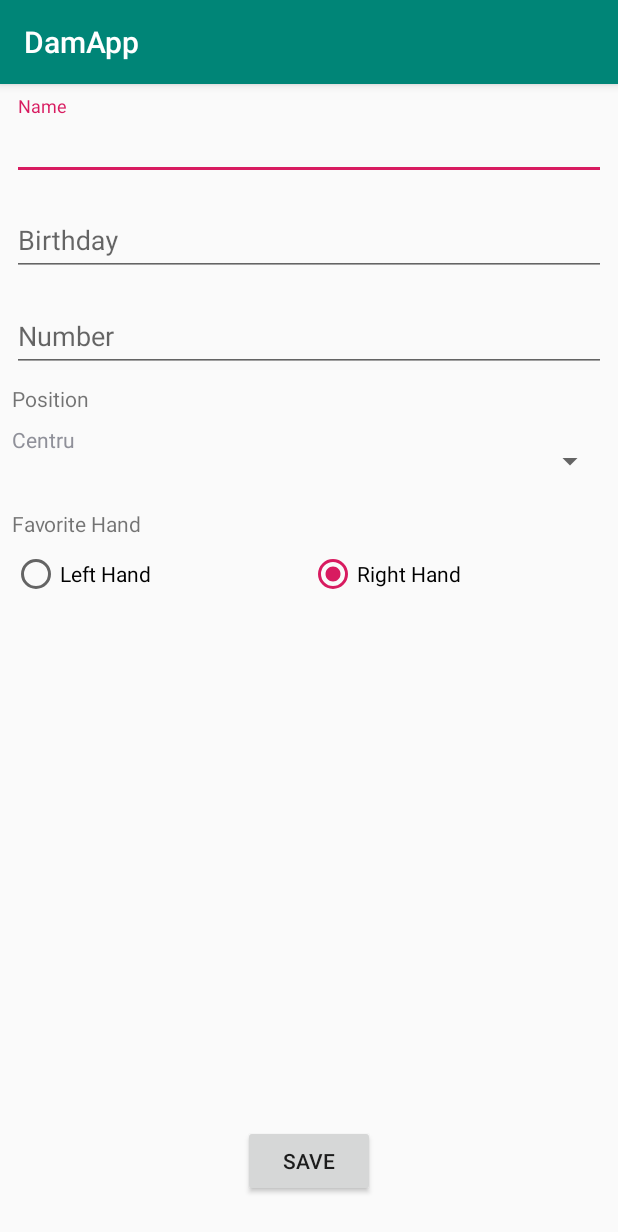
After one commit to vladpuscaru/dam-lab-project, an Android app: the AddPlayerActivity screen opened directly, with no data from a screen before it, on a phone screen of 412 x 824 dp. The commit adds this screen. Shown: the top 1232 px of the screen. Run offline under Robolectric (Android 15) with nearby library versions, the phone set to English and light mode, and no system bars.

Commit message:
Seminar 3

```diff
--- a/DamApp/app/src/main/AndroidManifest.xml
+++ b/DamApp/app/src/main/AndroidManifest.xml
@@ -9,6 +9,7 @@
         android:roundIcon="@mipmap/ic_launcher_round"
         android:supportsRtl="true"
         android:theme="@style/AppTheme">
+        <activity android:name=".AddPlayerActivity"></activity>
         <activity
             android:name=".MainActivity"
             android:label="@string/app_name"
--- /dev/null
+++ b/DamApp/app/src/main/java/eu/ase/ro/damapp/AddPlayerActivity.java
@@ -0,0 +1,41 @@
+package eu.ase.ro.damapp;
+
+import androidx.appcompat.app.AppCompatActivity;
+
+import android.os.Bundle;
+import android.widget.ArrayAdapter;
+import android.widget.Button;
+import android.widget.RadioGroup;
+import android.widget.Spinner;
+import android.widget.SpinnerAdapter;
+
+import com.google.android.material.textfield.TextInputEditText;
+
+public class AddPlayerActivity extends AppCompatActivity {
+    private TextInputEditText etName;
+    private TextInputEditText etBirthday;
+    private TextInputEditText etNumber;
+    private Spinner spnPosition;
+    private RadioGroup rgFavHand;
+    private Button btnSave;
+
+    @Override
+    protected void onCreate(Bundle savedInstanceState) {
+        super.onCreate(savedInstanceState);
+        setContentView(R.layout.activity_add_player);
+        initComponents();
+    }
+
+    private void initComponents() {
+        etName = findViewById(R.id.add_player_et_name);
+        etBirthday = findViewById(R.id.add_player_et_birthday);
+        etNumber = findViewById(R.id.add_player_et_number);
+        spnPosition = findViewById(R.id.add_player_spn_positions);
+        rgFavHand = findViewById(R.id.add_player_rg_fav_hand);
+        btnSave = findViewById(R.id.add_player_btn_save);
+
+        // initializare spinner
+        ArrayAdapter<CharSequence> adapter = ArrayAdapter.createFromResource(getApplicationContext(), R.array.add_player_positions_values, R.layout.support_simple_spinner_dropdown_item);
+        spnPosition.setAdapter(adapter);
+    }
+}
--- a/DamApp/app/src/main/java/eu/ase/ro/damapp/MainActivity.java
+++ b/DamApp/app/src/main/java/eu/ase/ro/damapp/MainActivity.java
@@ -1,20 +1,26 @@
 package eu.ase.ro.damapp;
 
+import android.content.Intent;
 import android.os.Bundle;
+import android.view.View;
 
 import androidx.appcompat.app.ActionBarDrawerToggle;
 import androidx.appcompat.app.AppCompatActivity;
 import androidx.appcompat.widget.Toolbar;
 import androidx.drawerlayout.widget.DrawerLayout;
 
+import com.google.android.material.floatingactionbutton.FloatingActionButton;
+
 public class MainActivity extends AppCompatActivity {
-    DrawerLayout drawerLayout;
+    private DrawerLayout drawerLayout;
+    private FloatingActionButton fabAddPlayer;
 
     @Override
     protected void onCreate(Bundle savedInstanceState) {
         super.onCreate(savedInstanceState);
         setContentView(R.layout.activity_main);
         configNavigation();
+        initComponents();
     }
 
     private void configNavigation() {
@@ -38,4 +44,17 @@ public class MainActivity extends AppCompatActivity {
         //sincronizare actionBartoggle
         actionBar.syncState();
     }
+
+    private void initComponents() {
+        // instantiare de buton
+        fabAddPlayer = findViewById(R.id.main_fab_add_player);
+        // atasare eveniment
+        fabAddPlayer.setOnClickListener(new View.OnClickListener() {
+            @Override
+            public void onClick(View v) {
+                Intent intent = new Intent(getApplicationContext(), AddPlayerActivity.class);
+                startActivity(intent);
+            }
+        });
+    }
 }
--- /dev/null
+++ b/DamApp/app/src/main/res/layout/activity_add_player.xml
@@ -0,0 +1,155 @@
+<?xml version="1.0" encoding="utf-8"?>
+<androidx.constraintlayout.widget.ConstraintLayout xmlns:android="http://schemas.android.com/apk/res/android"
+    xmlns:app="http://schemas.android.com/apk/res-auto"
+    xmlns:tools="http://schemas.android.com/tools"
+    android:layout_width="match_parent"
+    android:layout_height="match_parent"
+    tools:context=".AddPlayerActivity">
+
+    <Button
+        android:id="@+id/add_player_btn_save"
+        android:layout_width="wrap_content"
+        android:layout_height="wrap_content"
+        android:layout_marginBottom="26dp"
+        android:text="@string/add_player_save"
+        app:layout_constraintBottom_toBottomOf="parent"
+        app:layout_constraintEnd_toEndOf="parent"
+        app:layout_constraintStart_toStartOf="parent" />
+
+    <RadioGroup
+        android:id="@+id/add_player_rg_fav_hand"
+        android:layout_width="match_parent"
+        android:layout_height="wrap_content"
+        android:layout_marginStart="8dp"
+        android:layout_marginLeft="8dp"
+        android:layout_marginTop="8dp"
+        android:layout_marginEnd="8dp"
+        android:layout_marginRight="8dp"
+        android:orientation="horizontal"
+        android:weightSum="2"
+        app:layout_constraintEnd_toEndOf="parent"
+        app:layout_constraintStart_toStartOf="parent"
+        app:layout_constraintTop_toBottomOf="@id/add_player_tv_fav_hand">
+
+        <RadioButton
+            android:id="@+id/add_player_rb_left_hand"
+            android:layout_width="0dp"
+            android:layout_height="wrap_content"
+            android:layout_weight="1"
+            android:text="@string/add_player_left_hand" />
+
+
+        <RadioButton
+            android:id="@+id/add_player_rb_right_hand"
+            android:layout_width="0dp"
+            android:layout_height="wrap_content"
+            android:layout_weight="1"
+            android:checked="true"
+            android:text="@string/add_player_right_hand" />
+    </RadioGroup>
+
+    <Spinner
+        android:id="@+id/add_player_spn_positions"
+        android:layout_width="match_parent"
+        android:layout_height="wrap_content"
+        android:layout_marginStart="8dp"
+        android:layout_marginLeft="8dp"
+        android:layout_marginTop="8dp"
+        android:layout_marginEnd="8dp"
+        android:layout_marginRight="8dp"
+        app:layout_constraintEnd_toEndOf="parent"
+        app:layout_constraintStart_toStartOf="parent"
+        app:layout_constraintTop_toBottomOf="@id/add_player_tv_position" />
+
+    <TextView
+        android:id="@+id/add_player_tv_fav_hand"
+        android:layout_width="match_parent"
+        android:layout_height="wrap_content"
+        android:layout_marginStart="8dp"
+        android:layout_marginLeft="8dp"
+        android:layout_marginTop="8dp"
+        android:layout_marginEnd="8dp"
+        android:layout_marginRight="8dp"
+        android:text="@string/add_player_fav_hand"
+        app:layout_constraintEnd_toEndOf="parent"
+        app:layout_constraintStart_toStartOf="parent"
+        app:layout_constraintTop_toBottomOf="@id/add_player_spn_positions" />
+
+    <TextView
+        android:id="@+id/add_player_tv_position"
+        android:layout_width="match_parent"
+        android:layout_height="wrap_content"
+        android:layout_marginStart="8dp"
+        android:layout_marginLeft="8dp"
+        android:layout_marginTop="8dp"
+        android:layout_marginEnd="8dp"
+        android:layout_marginRight="8dp"
+        android:text="@string/add_player_position"
+        app:layout_constraintEnd_toEndOf="parent"
+        app:layout_constraintStart_toStartOf="parent"
+        app:layout_constraintTop_toBottomOf="@id/add_player_til_number" />
+
+
+    <com.google.android.material.textfield.TextInputLayout
+        android:id="@+id/add_player_til_name"
+        android:layout_width="0dp"
+        android:layout_height="wrap_content"
+        android:layout_marginStart="8dp"
+        android:layout_marginLeft="8dp"
+        android:layout_marginTop="8dp"
+        android:layout_marginEnd="8dp"
+        android:layout_marginRight="8dp"
+        app:layout_constraintEnd_toEndOf="parent"
+        app:layout_constraintStart_toStartOf="parent"
+        app:layout_constraintTop_toTopOf="parent">
+
+        <com.google.android.material.textfield.TextInputEditText
+            android:id="@+id/add_player_et_name"
+            android:layout_width="match_parent"
+            android:layout_height="wrap_content"
+            android:hint="@string/add_player_name_hint" />
+    </com.google.android.material.textfield.TextInputLayout>
+
+    <com.google.android.material.textfield.TextInputLayout
+        android:id="@+id/add_player_til_birthday"
+        android:layout_width="0dp"
+        android:layout_height="wrap_content"
+        android:layout_marginStart="8dp"
+        android:layout_marginLeft="8dp"
+        android:layout_marginTop="8dp"
+        android:layout_marginEnd="8dp"
+        android:layout_marginRight="8dp"
+        app:layout_constraintEnd_toEndOf="parent"
+        app:layout_constraintStart_toStartOf="parent"
+        app:layout_constraintTop_toBottomOf="@id/add_player_til_name">
+
+        <com.google.android.material.textfield.TextInputEditText
+            android:id="@+id/add_player_et_birthday"
+            android:layout_width="match_parent"
+            android:layout_height="wrap_content"
+            android:hint="@string/add_player_brithday_hint"
+            android:inputType="date" />
+
+    </com.google.android.material.textfield.TextInputLayout>
+
+    <com.google.android.material.textfield.TextInputLayout
+        android:id="@+id/add_player_til_number"
+        android:layout_width="0dp"
+        android:layout_height="wrap_content"
+        android:layout_marginStart="8dp"
+        android:layout_marginLeft="8dp"
+        android:layout_marginTop="8dp"
+        android:layout_marginEnd="8dp"
+        android:layout_marginRight="8dp"
+        app:layout_constraintEnd_toEndOf="parent"
+        app:layout_constraintStart_toStartOf="parent"
+        app:layout_constraintTop_toBottomOf="@id/add_player_til_birthday">
+
+    <com.google.android.material.textfield.TextInputEditText
+        android:id="@+id/add_player_et_number"
+        android:layout_width="match_parent"
+        android:layout_height="wrap_content"
+        android:hint="@string/add_player_number_hint"
+        android:inputType="number" />
+    </com.google.android.material.textfield.TextInputLayout>
+</androidx.constraintlayout.widget.ConstraintLayout>
--- a/DamApp/app/src/main/res/layout/app_bar_main.xml
+++ b/DamApp/app/src/main/res/layout/app_bar_main.xml
@@ -23,11 +23,11 @@
     <include layout="@layout/content_main" />
 
     <com.google.android.material.floatingactionbutton.FloatingActionButton
-        android:id="@+id/fab"
+        android:id="@+id/main_fab_add_player"
         android:layout_width="wrap_content"
         android:layout_height="wrap_content"
         android:layout_gravity="bottom|end"
         android:layout_margin="@dimen/fab_margin"
-        app:srcCompat="@android:drawable/ic_dialog_email" />
+        app:srcCompat="@android:drawable/ic_input_add" />
 
 </androidx.coordinatorlayout.widget.CoordinatorLayout>
--- a/DamApp/app/src/main/res/values/strings.xml
+++ b/DamApp/app/src/main/res/values/strings.xml
@@ -16,4 +16,20 @@
     <string name="main_nav_home_title">Acasa</string>
     <string name="main_nav_transfer_market_title">Transfer market</string>
     <string name="main_nav_about_title">Despre</string>
+    <string name="input_name_hint">Name</string>
+    <string name="add_player_save">Save</string>
+    <string name="add_player_left_hand">Left Hand</string>
+    <string name="add_player_right_hand">Right Hand</string>
+    <string name="add_player_fav_hand">Favorite Hand</string>
+    <string name="add_player_position">Position</string>
+    <string name="add_player_name_hint">Name</string>
+    <string name="add_player_brithday_hint">Birthday</string>
+    <string name="add_player_number_hint">Number</string>
+
+    <string-array name="add_player_positions_values">
+        <item>Centru</item>
+        <item>Portar</item>
+        <item>Inter</item>
+        <item>Extrema</item>
+    </string-array>
 </resources>
```
